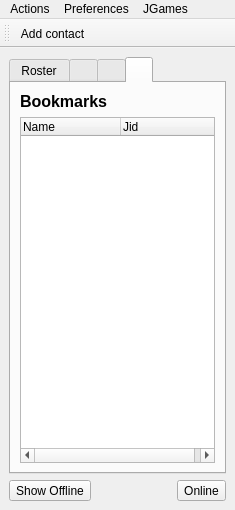
This is mainwindow.ui in xmpp-graveyard/jabbim as Qt 5 draws it before an edit. The edited form follows.
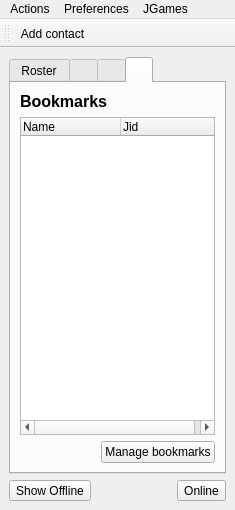
This is the edited form. The open tabs and pages were chosen to show the change. Icons and pictures are not drawn.

Diff of the .ui file:
```diff
--- a/mainwindow.ui
+++ b/mainwindow.ui
@@ -29,7 +29,7 @@
        <enum>QTabWidget::North</enum>
       </property>
       <property name="currentIndex" >
-       <number>2</number>
+       <number>0</number>
       </property>
       <widget class="QWidget" name="tab" >
        <attribute name="title" >
@@ -269,7 +269,20 @@
         <property name="spacing" >
          <number>6</number>
         </property>
-        <item row="1" column="0" >
+        <item row="2" column="0" >
+         <spacer>
+          <property name="orientation" >
+           <enum>Qt::Horizontal</enum>
+          </property>
+          <property name="sizeHint" >
+           <size>
+            <width>111</width>
+            <height>20</height>
+           </size>
+          </property>
+         </spacer>
+        </item>
+        <item row="1" column="0" colspan="2" >
          <widget class="QTreeWidget" name="bookmarks" >
           <property name="alternatingRowColors" >
            <bool>true</bool>
@@ -286,7 +299,7 @@
           </column>
          </widget>
         </item>
-        <item row="0" column="0" >
+        <item row="0" column="0" colspan="2" >
          <widget class="QLabel" name="label_6" >
           <property name="text" >
            <string>&lt;html>&lt;head>&lt;meta name="qrichtext" content="1" />&lt;style type="text/css">
@@ -296,6 +309,13 @@
           </property>
          </widget>
         </item>
+        <item row="2" column="1" >
+         <widget class="QPushButton" name="manageBookmarks" >
+          <property name="text" >
+           <string>Manage bookmarks</string>
+          </property>
+         </widget>
+        </item>
        </layout>
       </widget>
      </widget>
@@ -314,7 +334,7 @@
          <string>Show Offline</string>
         </property>
         <property name="icon" >
-         <iconset>images/status/offline.png</iconset>
+         <iconset>images/16x16/status/jabber-offline.png</iconset>
         </property>
         <property name="checkable" >
          <bool>true</bool>
@@ -346,7 +366,7 @@
          <string>Online</string>
         </property>
         <property name="icon" >
-         <iconset>images/status/online.png</iconset>
+         <iconset>images/16x16/status/jabber-online.png</iconset>
         </property>
         <property name="popupMode" >
          <enum>QToolButton::InstantPopup</enum>
```
